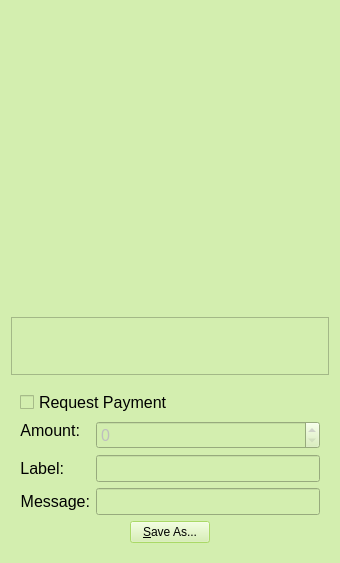
Qt form src/qt/forms/qrcodedialog.ui (teambean/BeanCash) before a commit.
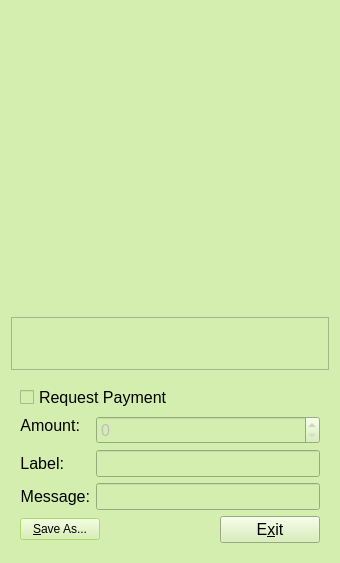
The same form after that commit. Icons and pictures are not drawn. Custom widgets are drawn as their Qt base class.

Diff of the .ui file:
```diff
--- a/src/qt/forms/qrcodedialog.ui
+++ b/src/qt/forms/qrcodedialog.ui
@@ -380,7 +380,7 @@
       </item>
       <item>
        <layout class="QHBoxLayout" name="horizontalLayout">
-        <item alignment="Qt::AlignHCenter">
+        <item alignment="Qt::AlignLeft">
          <widget class="QPushButton" name="btnSaveAs">
           <property name="font">
            <font>
@@ -397,6 +397,23 @@
           </property>
          </widget>
         </item>
+        <item>
+         <widget class="QPushButton" name="cancelButton">
+          <property name="maximumSize">
+           <size>
+            <width>100</width>
+            <height>16777215</height>
+           </size>
+          </property>
+          <property name="text">
+           <string>E&amp;xit</string>
+          </property>
+          <property name="icon">
+           <iconset resource="../beancash.qrc">
+            <normaloff>:/icons/quit</normaloff>:/icons/quit</iconset>
+          </property>
+         </widget>
+        </item>
        </layout>
       </item>
      </layout>
```
